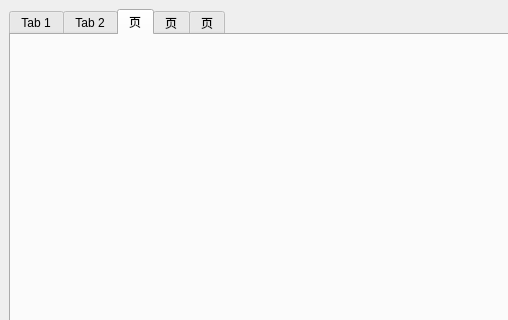
Above: userinterface.ui from LGH2713/Library_management_system before the change; both pictures show x 0 to 508 and y 0 to 320 of the 800 by 600 pixel window. Below: the same form after it.
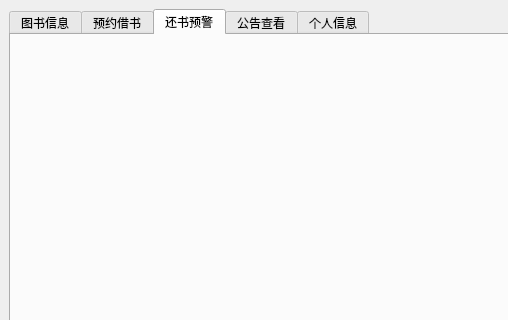
That is the form after the change. The open tabs and pages were chosen to show the change.

Commit message: feat: 完成图书管理员界面构建

Patch:
```diff
--- a/userinterface.ui
+++ b/userinterface.ui
@@ -22,27 +22,27 @@
       </property>
       <widget class="QWidget" name="tab">
        <attribute name="title">
-        <string>Tab 1</string>
+        <string>图书信息</string>
        </attribute>
       </widget>
       <widget class="QWidget" name="tab_2">
        <attribute name="title">
-        <string>Tab 2</string>
+        <string>预约借书</string>
        </attribute>
       </widget>
       <widget class="QWidget" name="tab_3">
        <attribute name="title">
-        <string>页</string>
+        <string>还书预警</string>
        </attribute>
       </widget>
       <widget class="QWidget" name="tab_4">
        <attribute name="title">
-        <string>页</string>
+        <string>公告查看</string>
        </attribute>
       </widget>
       <widget class="QWidget" name="tab_5">
        <attribute name="title">
-        <string>页</string>
+        <string>个人信息</string>
        </attribute>
       </widget>
      </widget>
```
Left out of the diff: 2 changed lines with no effect on the pictures. The commit also changes 5 other files.
